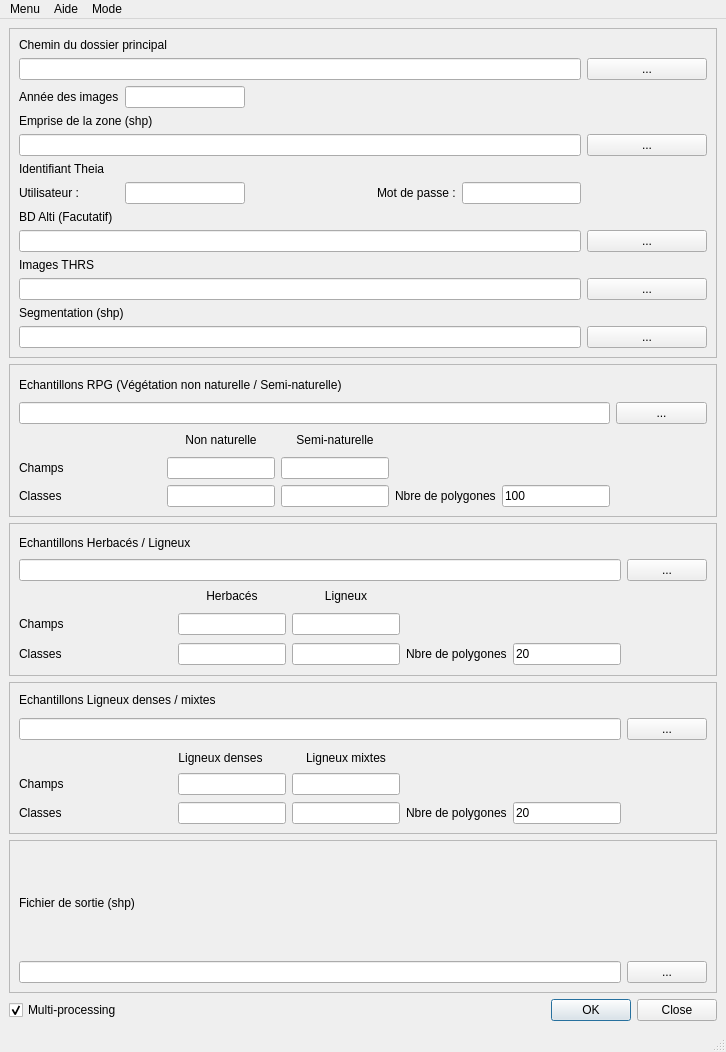
Above: Ui_files/PHYMOBATs_tab_2_0.ui from SylvioL/PHYMOBAT before the change. Below: the same form after it.
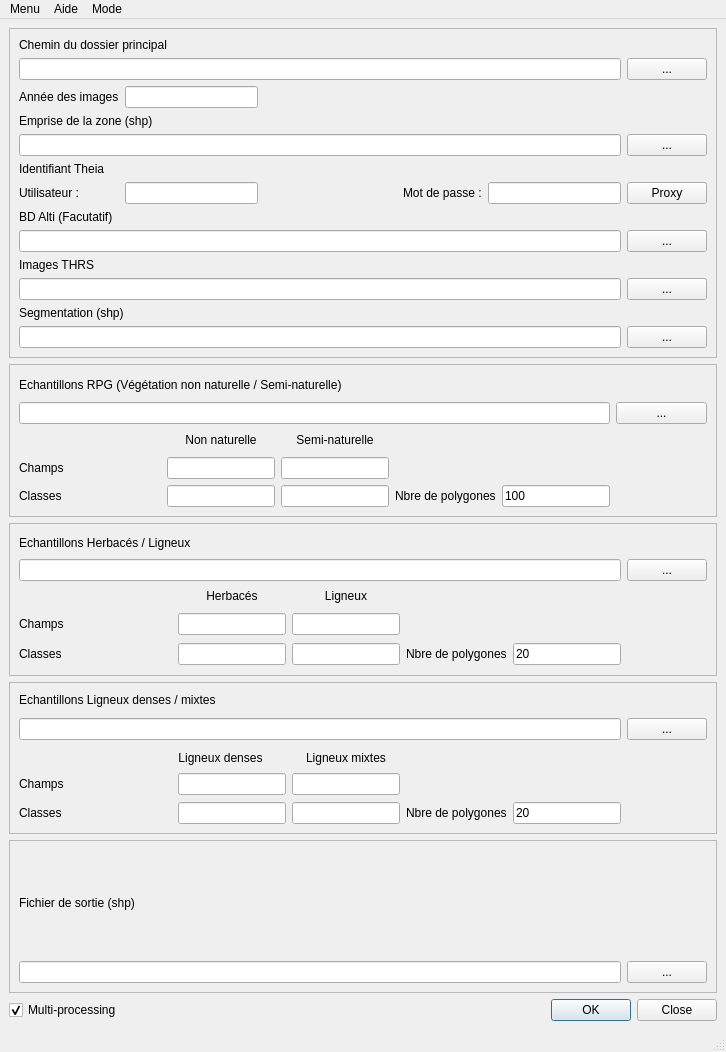
That is the form after the change.

Commit message: ADD:Add with QtDesigner proxy button in the simple window

```diff
--- a/Ui_files/PHYMOBATs_tab_2_0.ui
+++ b/Ui_files/PHYMOBATs_tab_2_0.ui
@@ -585,19 +585,6 @@
          </property>
         </widget>
        </item>
-       <item row="6" column="5">
-        <spacer name="horizontalSpacer">
-         <property name="orientation">
-          <enum>Qt::Horizontal</enum>
-         </property>
-         <property name="sizeHint" stdset="0">
-          <size>
-           <width>40</width>
-           <height>20</height>
-          </size>
-         </property>
-        </spacer>
-       </item>
        <item row="7" column="0">
         <widget class="QLabel" name="checkBox_MNT">
          <property name="text">
@@ -649,6 +636,13 @@
          </property>
         </widget>
        </item>
+       <item row="6" column="5">
+        <widget class="QPushButton" name="proxy">
+         <property name="text">
+          <string>Proxy</string>
+         </property>
+        </widget>
+       </item>
       </layout>
      </widget>
     </item>
```
